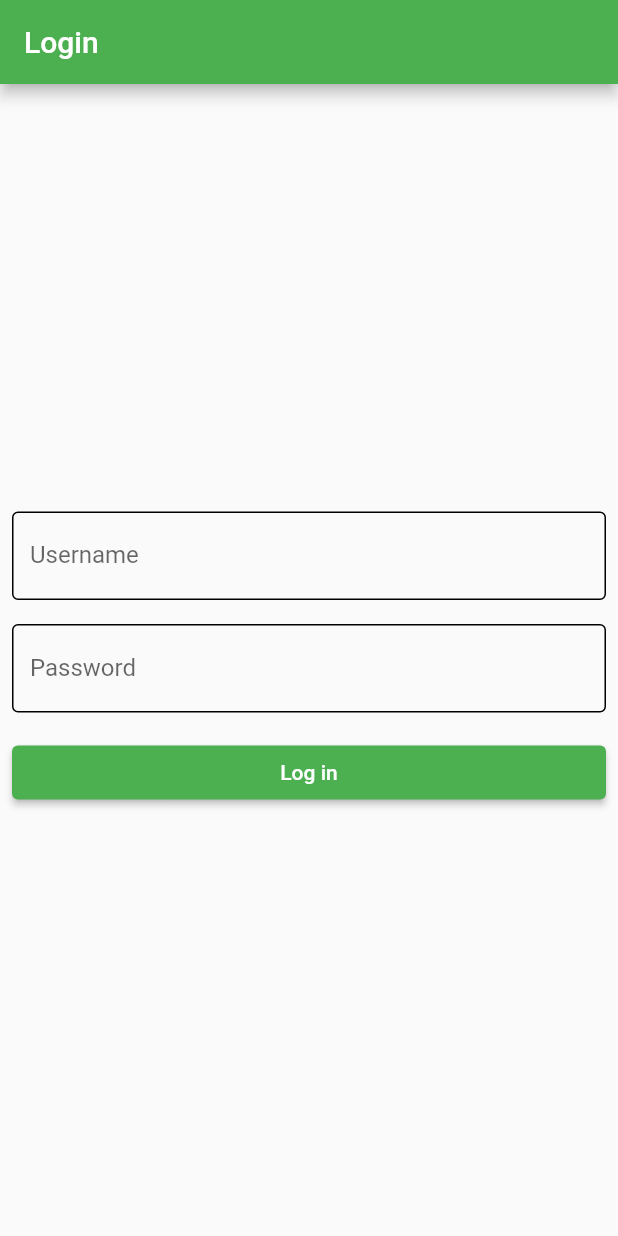
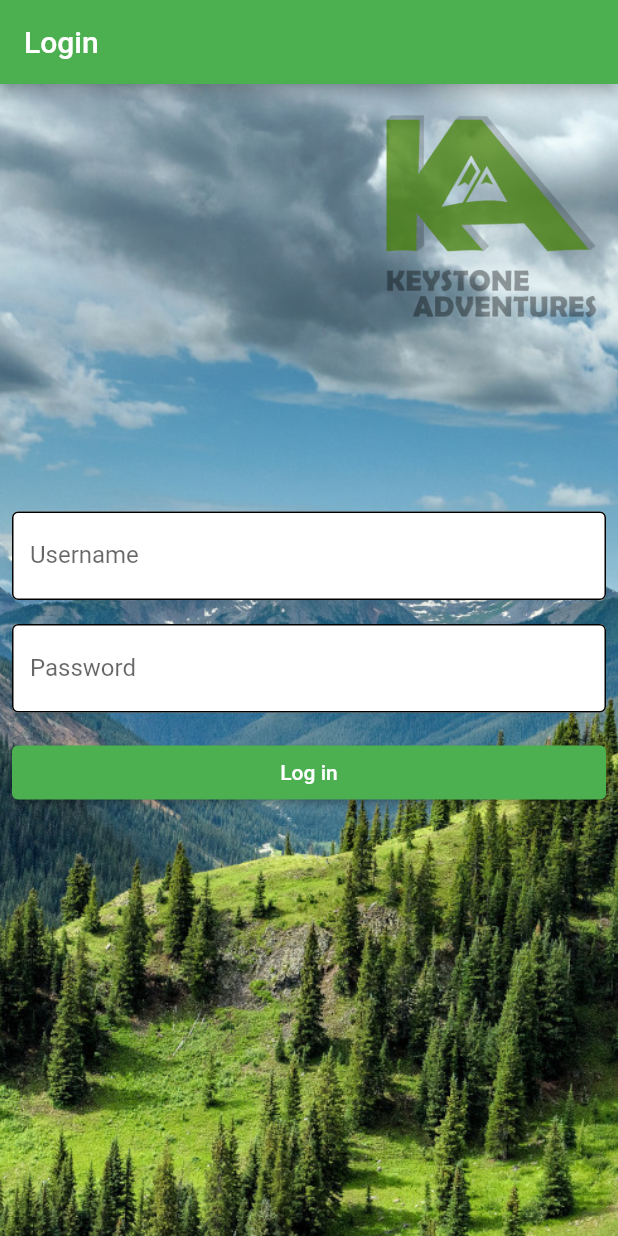
Before and after one commit to raul-sauco/ka-flutter, a Flutter app: the screen it shows after launch, on a phone screen of 412 x 824 dp. Run offline on Flutter 3.47's test engine with Material 2 defaults, Android fonts, the phone set to English and light mode, and no system bars; our stand-ins replace built_value, flutter_markdown, infinite_scroll_pagination, shared_preferences, transparent_image; missing offline and left inert: global_configuration; accounts and stored records are empty; generated files the repository leaves out were written again.

Commit message:
Improve login screen looks

```diff
--- a/lib/widgets/login_form.dart
+++ b/lib/widgets/login_form.dart
@@ -8,6 +8,7 @@ import 'package:flutter/services.dart';
 class LoginForm extends StatefulWidget {
   /// Used by the router to index this screen.
   static const passwordLabel = 'Password';
+  static const usernameLabel = 'Username';
   final Function loginCallback;
 
   LoginForm({@required this.loginCallback});
@@ -25,10 +26,29 @@ class _LoginFormState extends State<LoginForm> {
 
   @override
   Widget build(BuildContext context) {
-    return Padding(
+    return Container(
+      decoration: BoxDecoration(
+        image: DecorationImage(
+          image: AssetImage('assets/images/login-bg.jpg'), fit: BoxFit.cover,
+          // alignment: Alignment.topCenter,
+        ),
+      ),
+      child: Padding(
         padding: const EdgeInsets.all(8.0),
         // Use a form to keep values together.
-      child: Form(
+        child: Stack(
+          children: [
+            Positioned(
+                top: 0,
+                right: 0,
+                child: SizedBox(
+                  height: 160,
+                  width: 160,
+                  child: Image(
+                    image: AssetImage('assets/images/logo-tr.png'),
+                  ),
+                )),
+            Form(
               key: _formKey,
               child: Column(
                 // Align the form items in the middle of the page.
@@ -36,7 +56,7 @@ class _LoginFormState extends State<LoginForm> {
                 // Stretch will make the button full-width.
                 crossAxisAlignment: CrossAxisAlignment.stretch,
                 children: [
-            getFormField('Username', (String value) {
+                  getFormField(LoginForm.usernameLabel, (String value) {
                     _username = value.trim();
                   }),
                   SizedBox(height: 16),
@@ -63,6 +83,9 @@ class _LoginFormState extends State<LoginForm> {
                 ],
               ),
             ),
+          ],
+        ),
+      ),
     );
   }
 }
@@ -73,7 +96,11 @@ class _LoginFormState extends State<LoginForm> {
 /// similar structure.
 TextFormField getFormField(String labelText, Function onSaved) {
   return TextFormField(
+    // Let the user ask for focus, nicer on mobile.
+    // autofocus: labelText == LoginForm.usernameLabel,
     decoration: InputDecoration(
+      filled: true,
+      fillColor: Colors.white,
       labelText: labelText,
       enabledBorder: OutlineInputBorder(),
       floatingLabelBehavior: FloatingLabelBehavior.auto,
--- a/lib/widgets/utils/app_search_bar.dart
+++ b/lib/widgets/utils/app_search_bar.dart
@@ -20,6 +20,7 @@ class _AppSearchBarState extends State<AppSearchBar> {
   Timer _debounce;
   String _lastQuery = '';
   bool _searching = false;
+  FocusNode _searchFieldFocusNode;
 
   // Debounce search example from StackOverflow.
   // https://stackoverflow.com/a/52930197/2557030
@@ -39,12 +40,14 @@ class _AppSearchBarState extends State<AppSearchBar> {
   void initState() {
     super.initState();
     _searchController.addListener(_onSearchChanged);
+    _searchFieldFocusNode = FocusNode();
   }
 
   @override
   void dispose() {
     _searchController.removeListener(_onSearchChanged);
     _searchController.dispose();
+    _searchFieldFocusNode.dispose();
     _debounce?.cancel();
     super.dispose();
   }
@@ -71,12 +74,14 @@ class _AppSearchBarState extends State<AppSearchBar> {
                 onPressed: () {
                   setState(() {
                     _searching = true;
+                    _searchFieldFocusNode.requestFocus();
                   });
                 },
               ),
       ],
       title: _searching
           ? TextField(
+              focusNode: _searchFieldFocusNode,
               controller: _searchController,
               decoration: InputDecoration(
                 hintText: 'Search...',
@@ -93,6 +98,7 @@ class _AppSearchBarState extends State<AppSearchBar> {
               onTap: () {
                 setState(() {
                   _searching = true;
+                  _searchFieldFocusNode.requestFocus();
                 });
               },
               child: Text(widget.title),
```
Also changed, not shown: assets/images/login-bg.jpg (added), assets/images/logo-alpha.png (deleted), assets/images/logo-r.png (added), assets/images/logo-tr.png (added), assets/images/logo.png (deleted). Lines whose indentation alone changed are shown as unchanged.
